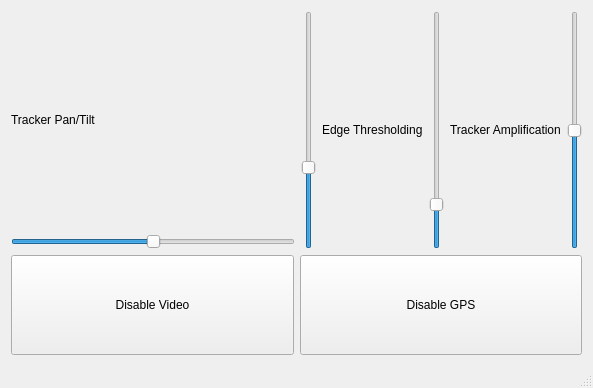
This is src/ui/ui.ui in zgrannan/plane-tracker as Qt 5 draws it before an edit. The edited form follows.
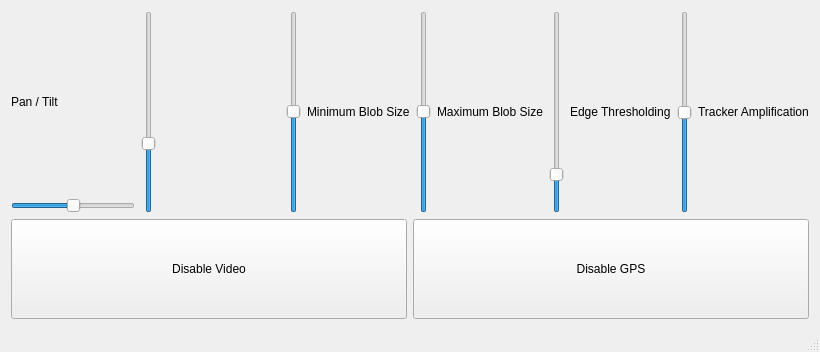
This is the edited form.

Diff of the .ui file:
```diff
--- a/src/ui/ui.ui
+++ b/src/ui/ui.ui
@@ -6,8 +6,8 @@
    <rect>
     <x>0</x>
     <y>0</y>
-    <width>593</width>
-    <height>388</height>
+    <width>820</width>
+    <height>352</height>
    </rect>
   </property>
   <property name="windowTitle">
@@ -24,7 +24,7 @@
           <item>
            <widget class="QLabel" name="panTiltLabel">
             <property name="text">
-             <string>Tracker Pan/Tilt</string>
+             <string>Pan / Tilt</string>
             </property>
            </widget>
           </item>
@@ -63,9 +63,49 @@
          </widget>
         </item>
         <item>
-         <widget class="QLabel" name="thresholdingLabel">
+         <spacer name="horizontalSpacer">
+          <property name="orientation">
+           <enum>Qt::Horizontal</enum>
+          </property>
+          <property name="sizeHint" stdset="0">
+           <size>
+            <width>40</width>
+            <height>20</height>
+           </size>
+          </property>
+         </spacer>
+        </item>
+        <item>
+         <widget class="QSlider" name="minBlobSlider">
+          <property name="value">
+           <number>50</number>
+          </property>
+          <property name="orientation">
+           <enum>Qt::Vertical</enum>
+          </property>
+         </widget>
+        </item>
+        <item>
+         <widget class="QLabel" name="label">
           <property name="text">
-           <string>Edge Thresholding</string>
+           <string>Minimum Blob Size</string>
+          </property>
+         </widget>
+        </item>
+        <item>
+         <widget class="QSlider" name="maxBlobSlider">
+          <property name="value">
+           <number>50</number>
+          </property>
+          <property name="orientation">
+           <enum>Qt::Vertical</enum>
+          </property>
+         </widget>
+        </item>
+        <item>
+         <widget class="QLabel" name="label_2">
+          <property name="text">
+           <string>Maximum Blob Size</string>
           </property>
          </widget>
         </item>
@@ -83,9 +123,9 @@
          </widget>
         </item>
         <item>
-         <widget class="QLabel" name="amplificationLabel">
+         <widget class="QLabel" name="thresholdingLabel">
           <property name="text">
-           <string>Tracker Amplification</string>
+           <string>Edge Thresholding</string>
           </property>
          </widget>
         </item>
@@ -105,6 +145,13 @@
           </property>
          </widget>
         </item>
+        <item>
+         <widget class="QLabel" name="amplificationLabel">
+          <property name="text">
+           <string>Tracker Amplification</string>
+          </property>
+         </widget>
+        </item>
        </layout>
       </item>
       <item>
```
Left out of the diff: 2 changed lines with no effect on the pictures.
